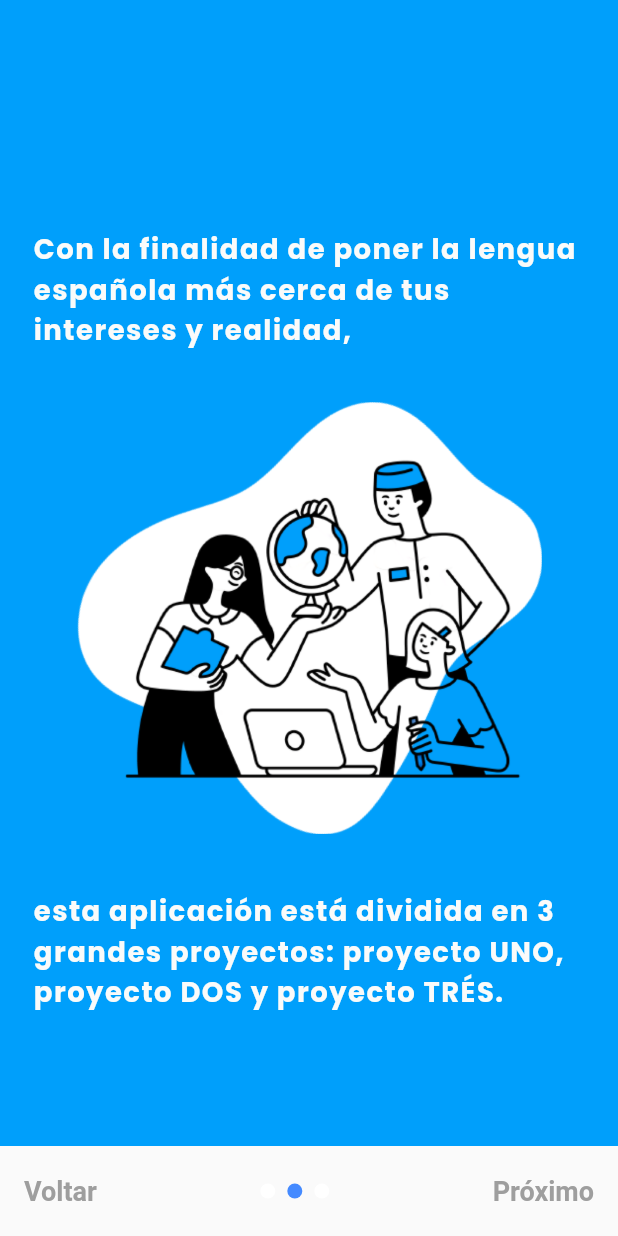
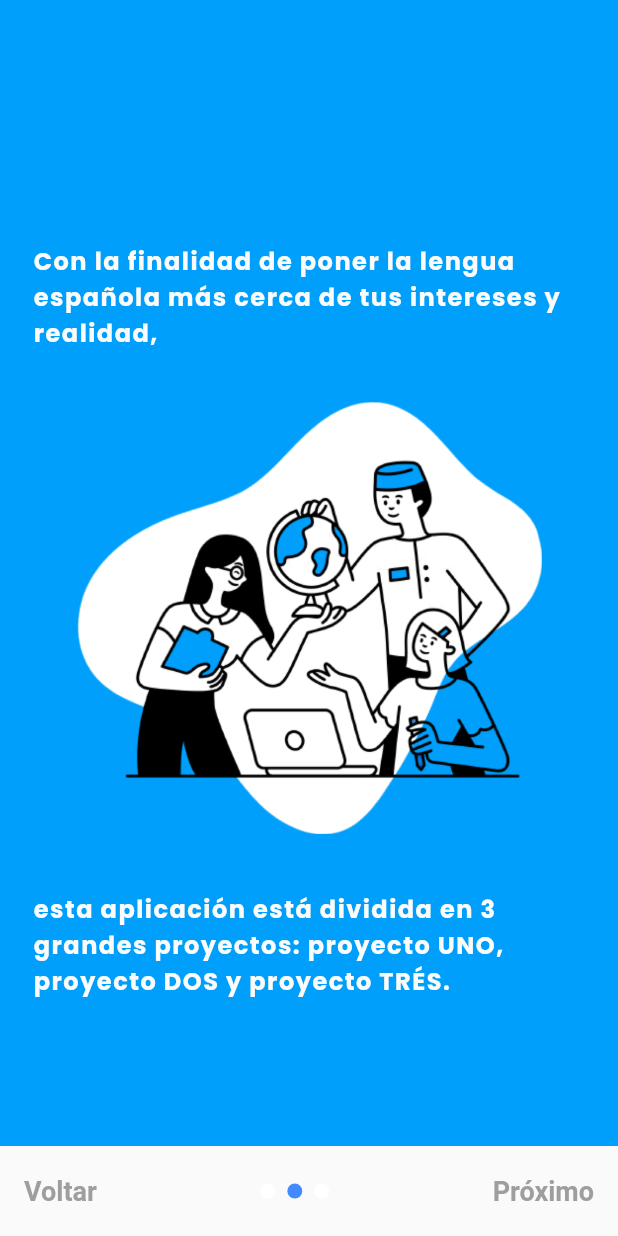
Before and after one commit to azulsavioli/Proyectemos, a Flutter app: the OnboardingPage screen opened by its route, after a tap on "Próximo", on a phone screen of 412 x 824 dp. Run offline on Flutter 3.47's test engine with Material 2 defaults, Android fonts, the phone set to English and light mode, and no system bars; drawn by our look-alikes of smooth_page_indicator; our stand-ins replace card_swiper, carousel_slider, cloud_firestore, file_picker, firebase_auth, firebase_core and 11 more; missing offline and left inert: appinio_video_player, mailer, record, simple_ripple_animation; accounts and stored records are empty; project files that could hold a hidden picture were left out.

Commit message:
alteracao fontes onboarding

```diff
--- a/lib/app/modules/onboarding/onboarding_pages/page_one.dart
+++ b/lib/app/modules/onboarding/onboarding_pages/page_one.dart
@@ -40,7 +40,7 @@ class PageOne extends StatelessWidget {
               children: [
                 Text(
                   '''Esta aplicación ha sido pensada como un lugar para explorar tu creatividad, para encuentros e interacciones con tus compañeros(as) y profesores(as).''',
-                  style: ThemeText.paragraph16WhiteBold,
+                  style: ThemeText.paragraph14WhiteBold,
                   textAlign: TextAlign.start,
                 ),
               ],
--- a/lib/app/modules/onboarding/onboarding_pages/page_three.dart
+++ b/lib/app/modules/onboarding/onboarding_pages/page_three.dart
@@ -30,7 +30,7 @@ class _PageThreeState extends State<PageThree> {
             ),
             child: Text(
               '¡Deseamos que los momentos en la aplicación !PROYECTEMOS!',
-              style: ThemeText.paragraph16WhiteBold,
+              style: ThemeText.paragraph14WhiteBold,
               textAlign: TextAlign.start,
             ),
           ),
@@ -51,7 +51,7 @@ class _PageThreeState extends State<PageThree> {
             ),
             child: Text(
               'sean una experiencia significativa y transformadora!',
-              style: ThemeText.paragraph16WhiteBold,
+              style: ThemeText.paragraph14WhiteBold,
               textAlign: TextAlign.start,
             ),
           )
--- a/lib/app/modules/onboarding/onboarding_pages/page_two.dart
+++ b/lib/app/modules/onboarding/onboarding_pages/page_two.dart
@@ -30,7 +30,7 @@ class _PageTwoState extends State<PageTwo> {
             ),
             child: Text(
               '''Con la finalidad de poner la lengua española más cerca de tus intereses y realidad,''',
-              style: ThemeText.paragraph16WhiteBold,
+              style: ThemeText.paragraph14WhiteBold,
               textAlign: TextAlign.start,
             ),
           ),
@@ -51,7 +51,7 @@ class _PageTwoState extends State<PageTwo> {
             ),
             child: Text(
               '''esta aplicación está dividida en 3 grandes proyectos: proyecto UNO, proyecto DOS y proyecto TRÉS.''',
-              style: ThemeText.paragraph16WhiteBold,
+              style: ThemeText.paragraph14WhiteBold,
               textAlign: TextAlign.start,
             ),
           )
```
